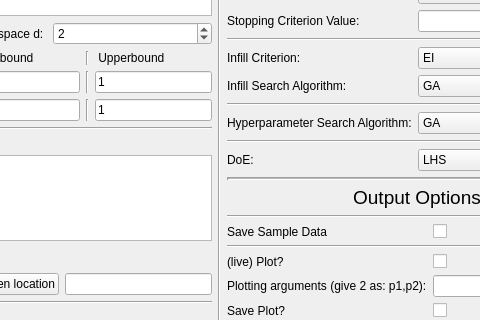
The window that preprocessing/g.ui (robertwenink/MFK-Extrapolation) describes before a commit, drawn with Qt 5; both pictures show x 188 to 668 and y 173 to 493 of the 821 by 653 pixel window.
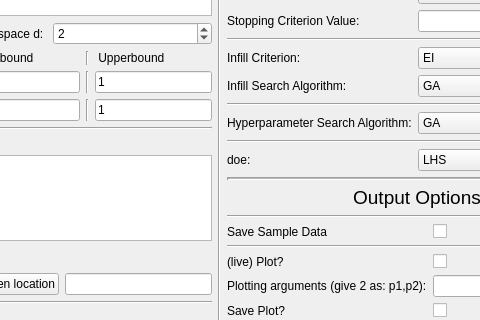
The same window after the commit.

The edit to the form file:
```diff
--- a/preprocessing/g.ui
+++ b/preprocessing/g.ui
@@ -294,7 +294,7 @@
         <item row="13" column="0">
          <widget class="QLabel" name="doELabel">
           <property name="text">
-           <string>DoE:</string>
+           <string>doe:</string>
           </property>
          </widget>
         </item>
```
